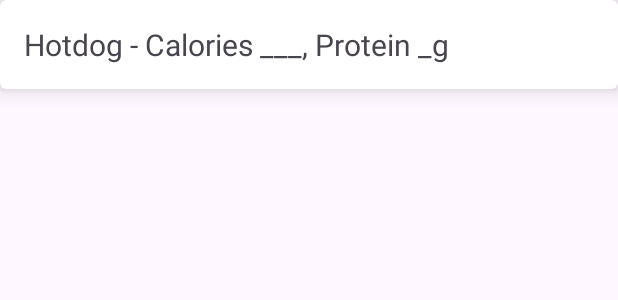
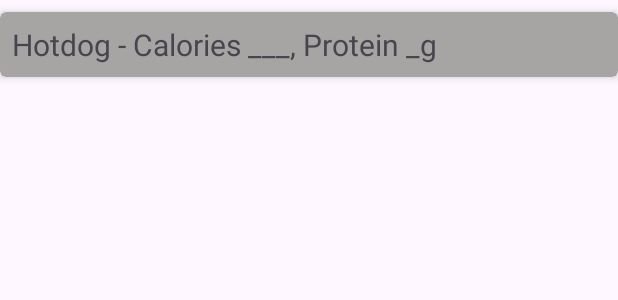
Before and after one commit to ThaneBuhanan/CalorieCounter, an Android app: the layout list_item_food.xml on its own in the app's theme, with its tools: preview values and no code run, on a phone screen of 412 x 824 dp. Shown: the top 300 px of the screen. Run offline under Robolectric (Android 15) with nearby library versions, the phone set to English and light mode, and no system bars.

Commit message:
style change.

```diff
--- a/app/src/main/res/layout/list_item_food.xml
+++ b/app/src/main/res/layout/list_item_food.xml
@@ -10,15 +10,17 @@
     <androidx.cardview.widget.CardView
         android:layout_width="match_parent"
         android:layout_height="wrap_content"
+        android:layout_marginTop="8dp"
+        android:backgroundTint="@color/lightGrey"
         app:cardCornerRadius="4dp"
-            app:cardElevation="8dp">
+        app:cardElevation="4dp">
 
         <TextView
             android:id="@+id/foodView"
             android:layout_width="match_parent"
             android:layout_height="wrap_content"
+            android:layout_margin="8dp"
             android:textSize="20sp"
-                android:layout_margin="16dp"
             tools:text="Hotdog - Calories ___, Protein _g" />
 
     </androidx.cardview.widget.CardView>
```
Also changed, not shown: app/src/main/res/layout/fragment_day.xml (+4 -3 lines). Lines whose indentation alone changed are shown as unchanged.
